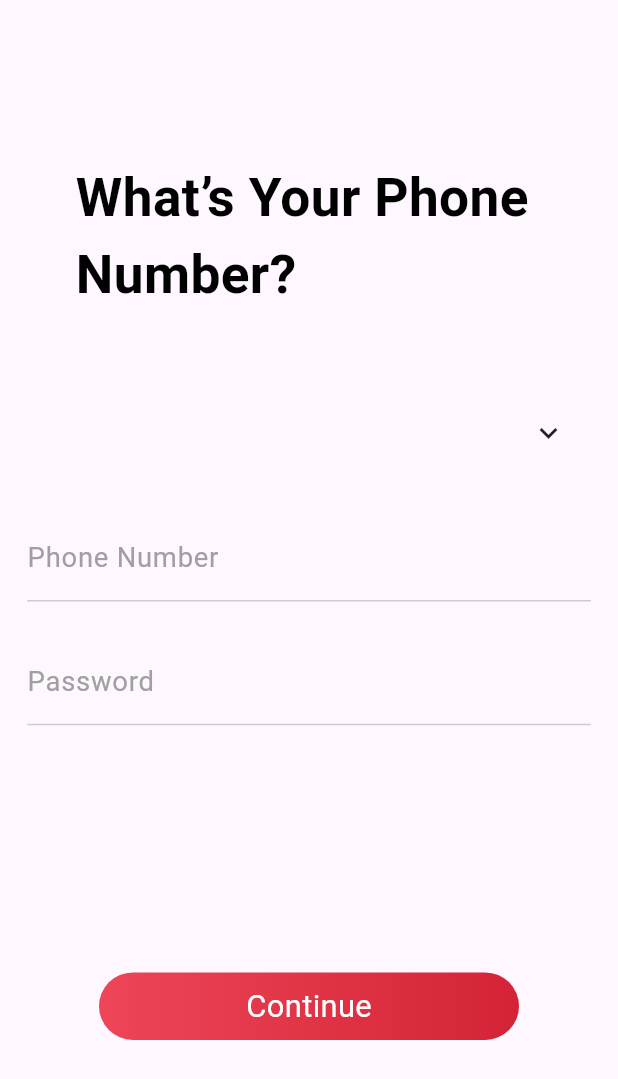
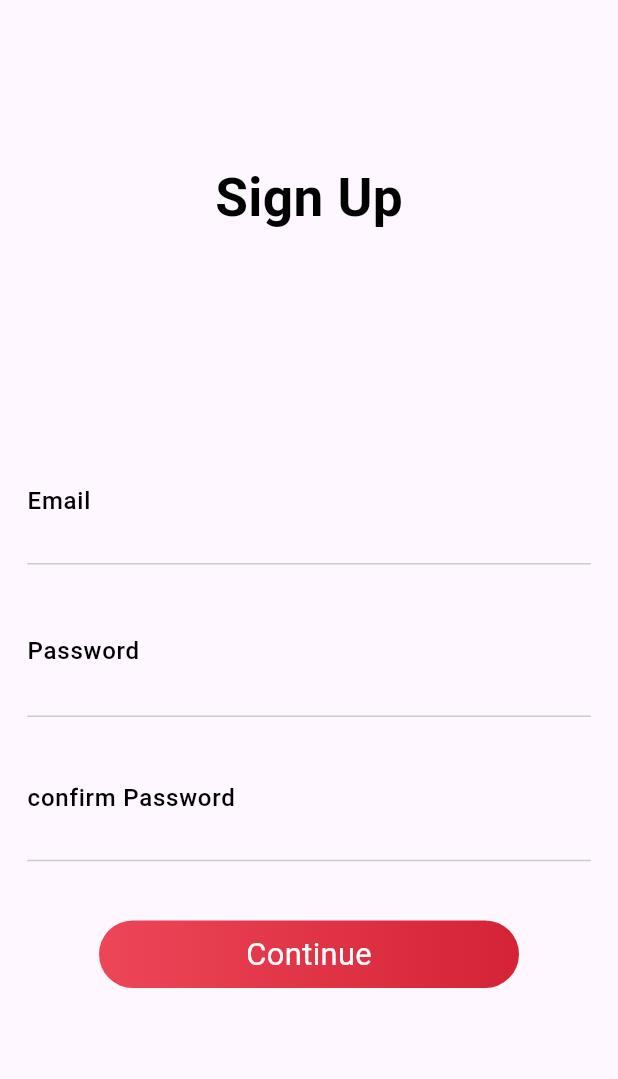
Before and after one commit to Asmaa-Elhendy/mask_chat, a Flutter app: the AddNumber screen opened directly, on a phone screen of 412 x 824 dp. Shown: the top 1079 px of the screen. Run offline on Flutter 3.47's test engine with Material 3 defaults, Android fonts, the phone set to English and light mode, and no system bars; drawn by our look-alikes of dropdown_button2; our stand-ins replace contacts_service, file_picker, flutter_native_contact_picker, flutter_slidable, geolocator, get and 6 more; missing offline and left inert: azlistview_plus, flutter_pdfview, record; accounts and stored records are empty; generated files the repository leaves out were written again; Roboto replaces fonts that are missing (Roboto_light); statements that could not run were skipped.

Commit message:
change sign up design

```diff
--- a/lib/l10n/app_ar.arb
+++ b/lib/l10n/app_ar.arb
@@ -94,7 +94,11 @@
   "group": "مجموعة",
   "email":"البريد الإلكتروني",
   "pleaseEnterEmail": "يرجي إدخال البريد الإلكتروني",
-  "pleaseEnterPassword":"يرجي إدخال كلمة المرور"
+  "pleaseEnterPassword":"يرجي إدخال كلمة المرور",
+  "confirmPassword": "تأكيد كلمة المرور",
+  "PasswordsNotMatch":"! كلمات المرور غير متطابقة",
+  "Error": "خطأ",
+  "InvalidCredentials": "! بيانات اعتماد غير صالحة"
 
 
 }
--- a/lib/l10n/app_en.arb
+++ b/lib/l10n/app_en.arb
@@ -93,5 +93,10 @@
    "group": "group",
    "email": "Email",
    "pleaseEnterEmail": "please Enter Email",
-   "pleaseEnterPassword": "please Enter Password"
+   "pleaseEnterPassword": "please Enter Password",
+   "confirmPassword": "confirm Password",
+   "passwordsNotMatch": "Passwords Don't Match !",
+   "errorMessage": "Error",
+   "invalidCredentials": "Invalid Credentials !"
+
 }
--- a/lib/l10n/app_ru.arb
+++ b/lib/l10n/app_ru.arb
@@ -93,7 +93,11 @@
   "group": "группа",
   "email":"электронная почта",
   "pleaseEnterEmail": "пожалуйста, введите адрес электронной почты",
-  "pleaseEnterPassword": "пожалуйста, введите пароль"
+  "pleaseEnterPassword": "пожалуйста, введите пароль",
+  "confirmPassword":"Подтвердите пароль",
+  "PasswordsNotMatch":"Пароли не совпадают!",
+  "Error": "Ошибка",
+  "InvalidCredentials": "Неверные учетные данные!"
 
 
 
--- a/lib/l10n/app_tr.arb
+++ b/lib/l10n/app_tr.arb
@@ -93,5 +93,9 @@
   "group": "grup",
   "email":"e-posta",
   "pleaseEnterEmail": "lütfen E-posta Girin",
-  "pleaseEnterPassword": "lütfen Şifre Girin"
+  "pleaseEnterPassword": "lütfen Şifre Girin",
+  "confirmPassword":"Şifreyi onayla",
+  "PasswordsNotMatch": "Пароли не совпадают!",
+  "Error": "Ошибка",
+  "InvalidCredentials": "Неверные учетные данные!"
 }
--- a/lib/view/screens/auth/add_number.dart
+++ b/lib/view/screens/auth/add_number.dart
@@ -11,8 +11,11 @@ import 'package:intl_phone_field/intl_phone_field.dart';
 import 'package:intl_phone_field/countries.dart';
 import 'package:Whatsback/view/screens/auth/verify.dart';
 import '../../../const/colors.dart';
+import '../../../controller/api/auth/auth_controller.dart';
 import '../../widgets/general_button.dart';
 import 'package:flutter/cupertino.dart';
+
+import '../../widgets/login_textField.dart';
 
 class AddNumber extends StatefulWidget {
   const AddNumber({super.key});
@@ -24,9 +27,11 @@ class AddNumber extends StatefulWidget {
 class _AddNumberState extends State<AddNumber> {
   Country? _selectedCountry; // Holds the selected country
   bool _isTyping = false; // Flag to check if the user is typing
-  final TextEditingController _phoneNumberController = TextEditingController();
+  final TextEditingController _emailController = TextEditingController();
   final TextEditingController _passwordController = TextEditingController();
-
+ // final TextEditingController _phoneNumberController = TextEditingController();
+  final TextEditingController _confirmPasswordController = TextEditingController();
+  final _formKey = GlobalKey<FormState>();
 
   @override
   void initState() {
@@ -51,9 +56,13 @@ class _AddNumberState extends State<AddNumber> {
 
             padding:  EdgeInsets.only(top:h*.13,left: w* (4.4/100),right: w* (4.4/100)),
 
+            child: Form(
+              key: _formKey,
               child: Column(
                 children: [
-                Text(localizations.header_title,
+                  Text(//localizations.header_title,
+                      localizations.signUp,
+
                       style: TextStyle(
                         fontFamily: 'Roboto-Bold', color: blackBoldText,
                         fontSize: (31/baseWidth) * w,
@@ -66,166 +75,178 @@ class _AddNumberState extends State<AddNumber> {
                   SizedBox(
                     width: (300/baseWidth) * w,
                     height: 60,
-                  child: DropdownButtonHideUnderline(
-                    child: DropdownButton2<Country>(
-                      buttonStyleData: ButtonStyleData(
-                        height: 60,
-                        width: (300 / baseWidth) * w, // Width of the button
-                      ),
-                      dropdownStyleData: DropdownStyleData(
-                        maxHeight: (130/baseHeight) * h, // Adjust height of dropdown
-                        width: w, // Set dropdown width smaller than button width
-                        decoration: BoxDecoration(
-                          borderRadius: BorderRadius.circular(8),
-                          color: Colors.white,
-                        ),
-                      ),
-                      iconStyleData: IconStyleData(
-                        icon: const Icon(Icons.keyboard_arrow_down, color: dropIcons),
-                      ),
-                      isExpanded: true, // Prevents dropdown from taking full width
-                      value: _selectedCountry,
-                      onChanged: (Country? country) {
-                        setState(() {
-                          _selectedCountry = country;
-                        });
-                      },
-                      items: countries
-                          .map((country) => DropdownMenuItem<Country>(
-                        value: country,
-                        child: Row(
-                          children: [
-                            ClipOval(
-                              child: Image.asset(
-                                'assets/flags/${country.code.toLowerCase()}.png',
-                                package: 'intl_phone_field',
-                                width: 25, // Adjust flag size
-                                height: 25,
-                                fit: BoxFit.cover,
-                              ),
-                            ),
-                            SizedBox(width: w * (2.8 / 100)),
-                            Container(
-                              width: 1,
-                              height: 25, // Adjust height of divider
-                              decoration: const BoxDecoration(color: divider),
-                            ),
-                            SizedBox(width: w * (3.6 / 100)),
-                            Text(
-                              '${country.name} (${country.dialCode})',
-                              style: TextStyle(
-                                fontFamily: 'Roboto-Bold',
-                                color: blackBoldText,
-                                fontSize: (14 / baseWidth) * w, // Reduce font size
-                                fontWeight: FontWeight.w500,
-                              ),
-                            ),
-                          ],
-                        ),
-                      ))
-                          .toList(),
-                    ),
-                  ),
+                    // child: DropdownButtonHideUnderline(
+                    //   child: DropdownButton2<Country>(
+                    //     buttonStyleData: ButtonStyleData(
+                    //       height: 60,
+                    //       width: (300 / baseWidth) * w, // Width of the button
+                    //     ),
+                    //     dropdownStyleData: DropdownStyleData(
+                    //       maxHeight: (130/baseHeight) * h, // Adjust height of dropdown
+                    //       width: w, // Set dropdown width smaller than button width
+                    //       decoration: BoxDecoration(
+                    //         borderRadius: BorderRadius.circular(8),
+                    //         color: Colors.white,
+                    //       ),
+                    //     ),
+                    //     iconStyleData: IconStyleData(
+                    //       icon: const Icon(Icons.keyboard_arrow_down, color: dropIcons),
+                    //     ),
+                    //     isExpanded: true, // Prevents dropdown from taking full width
+                    //     value: _selectedCountry,
+                    //     onChanged: (Country? country) {
+                    //       setState(() {
+                    //         _selectedCountry = country;
+                    //       });
+                    //     },
+                    //     items: countries
+                    //         .map((country) => DropdownMenuItem<Country>(
+                    //       value: country,
+                    //       child: Row(
+                    //         children: [
+                    //           ClipOval(
+                    //             child: Image.asset(
+                    //               'assets/flags/${country.code.toLowerCase()}.png',
+                    //               package: 'intl_phone_field',
+                    //               width: 25, // Adjust flag size
+                    //               height: 25,
+                    //               fit: BoxFit.cover,
+                    //             ),
+                    //           ),
+                    //           SizedBox(width: w * (2.8 / 100)),
+                    //           Container(
+                    //             width: 1,
+                    //             height: 25, // Adjust height of divider
+                    //             decoration: const BoxDecoration(color: divider),
+                    //           ),
+                    //           SizedBox(width: w * (3.6 / 100)),
+                    //           Text(
+                    //             '${country.name} (${country.dialCode})',
+                    //             style: TextStyle(
+                    //               fontFamily: 'Roboto-Bold',
+                    //               color: blackBoldText,
+                    //               fontSize: (14 / baseWidth) * w, // Reduce font size
+                    //               fontWeight: FontWeight.w500,
+                    //             ),
+                    //           ),
+                    //         ],
+                    //       ),
+                    //     ))
+                    //         .toList(),
+                    //   ),
+                    // ),
                   ),
                  // const SizedBox(height: 4), // Space between dropdown and line
 
                    SizedBox(height: h * (3/100)),
-                TextField(
-
-                  controller: _phoneNumberController,
-                  keyboardType: TextInputType.phone,
-                  decoration: InputDecoration(
-                    labelText: localizations.phone_number_label,
-
-                    labelStyle: TextStyle(
-
-                    fontFamily: 'Roboto_light',
-
-                    color: lightText,
-
-                    fontSize: (16 / baseWidth) * w,
-
-                    fontWeight: FontWeight.w400,
-
-                    fontStyle: FontStyle.normal,
-
-                  ),
-
-                    focusedBorder: const UnderlineInputBorder(
-                      borderSide: BorderSide(
-                        color: redCheck, // Underline color when focused
-                        width: 2.0,
-                      ),
-                    ),
-                    enabledBorder: const UnderlineInputBorder(
-                      borderSide: BorderSide(
-                        color: underLine, // Default underline color
-                        width: 1.0,
-                      ),
-                    ),
-                    border: const UnderlineInputBorder(
-                      borderSide: BorderSide(
-                        color:underLine, // Default border color
-                        width: 1.0,
-                      ),
-                    ),
-                  ),
-                  cursorColor: redCheck, // Cursor color when focused
-                ),
+                  TextFieldsLogin(label: localizations.email, controller: _emailController,hidden:  false,localizations: localizations),
+                  TextFieldsLogin(label: localizations.password, controller: _passwordController,hidden:true,localizations: localizations),
+                  TextFieldsLogin(label: localizations.confirmPassword, controller: _confirmPasswordController,hidden:true,localizations: localizations),
+                  // TextField(
+                  //
+                  //   controller: _phoneNumberController,
+                  //   keyboardType: TextInputType.phone,
+                  //   decoration: InputDecoration(
+                  //     labelText: localizations.phone_number_label,
+                  //
+                  //     labelStyle: TextStyle(
+                  //
+                  //     fontFamily: 'Roboto_light',
+                  //
+                  //     color: lightText,
+                  //
+                  //     fontSize: (16 / baseWidth) * w,
+                  //
+                  //     fontWeight: FontWeight.w400,
+                  //
+                  //     fontStyle: FontStyle.normal,
+                  //
+                  //   ),
+                  //
+                  //     focusedBorder: const UnderlineInputBorder(
+                  //       borderSide: BorderSide(
+                  //         color: redCheck, // Underline color when focused
+                  //         width: 2.0,
+                  //       ),
+                  //     ),
+                  //     enabledBorder: const UnderlineInputBorder(
+                  //       borderSide: BorderSide(
+                  //         color: underLine, // Default underline color
+                  //         width: 1.0,
+                  //       ),
+                  //     ),
+                  //     border: const UnderlineInputBorder(
+                  //       borderSide: BorderSide(
+                  //         color:underLine, // Default border color
+                  //         width: 1.0,
+                  //       ),
+                  //     ),
+                  //   ),
+                  //   cursorColor: redCheck, // Cursor color when focused
+                  // ),
                   SizedBox(height: h * (3/100)),
-                TextField(
-
-                  controller: _passwordController,
-                  obscureText: true,
-
-                  decoration: InputDecoration(
-                    labelText: localizations.password,
-
-
-                    labelStyle: TextStyle(
-
-                      fontFamily: 'Roboto_light',
-
-                      color: lightText,
-
-                      fontSize: (16 / baseWidth) * w,
-
-                      fontWeight: FontWeight.w400,
-
-                      fontStyle: FontStyle.normal,
-
-                    ),
-
-
-                    focusedBorder: const UnderlineInputBorder(
-                      borderSide: BorderSide(
-                        color: redCheck, // Underline color when focused
-                        width: 2.0,
-                      ),
-                    ),
-                    enabledBorder: const UnderlineInputBorder(
-                      borderSide: BorderSide(
-                        color: underLine, // Default underline color
-                        width: 1.0,
-                      ),
-                    ),
-                    border: const UnderlineInputBorder(
-                      borderSide: BorderSide(
-                        color:underLine, // Default border color
-                        width: 1.0,
-                      ),
-                    ),
-                  ),
-                  cursorColor: redCheck, // Cursor color when focused
-                ),
-                SizedBox(height: h * (20/100)),
+                  // TextField(
+                  //
+                  //   controller: _passwordController,
+                  //   obscureText: true,
+                  //
+                  //   decoration: InputDecoration(
+                  //     labelText: localizations.password,
+                  //
+                  //
+                  //     labelStyle: TextStyle(
+                  //
+                  //       fontFamily: 'Roboto_light',
+                  //
+                  //       color: lightText,
+                  //
+                  //       fontSize: (16 / baseWidth) * w,
+                  //
+                  //       fontWeight: FontWeight.w400,
+                  //
+                  //       fontStyle: FontStyle.normal,
+                  //
+                  //     ),
+                  //
+                  //
+                  //     focusedBorder: const UnderlineInputBorder(
+                  //       borderSide: BorderSide(
+                  //         color: redCheck, // Underline color when focused
+                  //         width: 2.0,
+                  //       ),
+                  //     ),
+                  //     enabledBorder: const UnderlineInputBorder(
+                  //       borderSide: BorderSide(
+                  //         color: underLine, // Default underline color
+                  //         width: 1.0,
+                  //       ),
+                  //     ),
+                  //     border: const UnderlineInputBorder(
+                  //       borderSide: BorderSide(
+                  //         color:underLine, // Default border color
+                  //         width: 1.0,
+                  //       ),
+                  //     ),
+                  //   ),
+                  //   cursorColor: redCheck, // Cursor color when focused
+                  // ),
+                  // SizedBox(height: h * (20/100)),
 
                   GeneralButton(localizations.continue_button,(){
+    if (_formKey.currentState!.validate()) {
+      if(_passwordController.text==_confirmPasswordController.text){
+        Get.to(const VerifyNumber());
+      }else{
+        SnackBarWidget(localizations,localizations.passwordsNotMatch);
+      }
+    }
 
-                  Get.offAll(const VerifyNumber());},w,h)
+                }
+                      ,w,h)
 
 
                 ],
+              ),
             ),
           ),
         ),
--- a/lib/view/screens/login/login.dart
+++ b/lib/view/screens/login/login.dart
@@ -177,7 +177,7 @@ class _LoginState extends State<Login> {
 
         String email = _emailController.text.trim();
         String password = _passwordController.text.trim();
-        authController.login(email, password); // Call login
+        authController.login(email, password,localizations); // Call login
 
       //  Get.offAll(Home());
       }
--- a/lib/view/widgets/login_textField.dart
+++ b/lib/view/widgets/login_textField.dart
@@ -71,7 +71,7 @@ class _TextFieldsLoginState extends State<TextFieldsLogin> {
 
             color: ColorsPlatte().secondary.textFieldColor,
 
-            fontSize: (18 / baseWidth) * w,
+            fontSize: (17 / baseWidth) * w,//18
 
             fontWeight: FontWeight.w400,
 
@@ -115,7 +115,7 @@ class _TextFieldsLoginState extends State<TextFieldsLogin> {
               if (value == null || value.isEmpty) {
                 if(widget.label==localizations.email){
                   return localizations.pleaseEnterEmail;
-                }else if(widget.label==localizations.password){
+                }else if(widget.label==localizations.password||widget.label==localizations.confirmPassword){
                   return localizations.pleaseEnterPassword;
                 }
 
```
Also changed, not shown: lib/controller/api/auth/auth_controller.dart (+35 -12 lines), lib/controller/api/auth/auth_service.dart (+32 -5 lines). Lines whose indentation alone changed are shown as unchanged.
